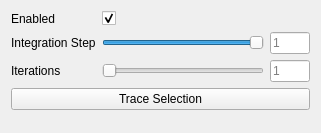
Qt form include/ui/plugins/tractography_toolbox.ui (VRGroupRWTH/pli_view) before a commit.
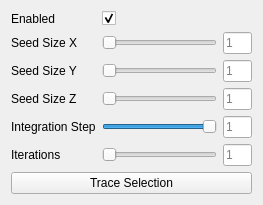
The same form after that commit.

Commit message: Tractography seed points can now be set in the UI.

Diff of the .ui file:
```diff
--- a/include/ui/plugins/tractography_toolbox.ui
+++ b/include/ui/plugins/tractography_toolbox.ui
@@ -6,14 +6,283 @@
    <rect>
     <x>0</x>
     <y>0</y>
-    <width>321</width>
-    <height>133</height>
+    <width>263</width>
+    <height>201</height>
    </rect>
   </property>
   <property name="windowTitle">
    <string>Tractography Toolbox</string>
   </property>
   <layout class="QGridLayout" name="gridLayout">
+   <item row="7" column="0" colspan="3">
+    <spacer name="spacer_vertical">
+     <property name="orientation">
+      <enum>Qt::Vertical</enum>
+     </property>
+     <property name="sizeHint" stdset="0">
+      <size>
+       <width>20</width>
+       <height>291</height>
+      </size>
+     </property>
+    </spacer>
+   </item>
+   <item row="6" column="0" colspan="3">
+    <widget class="QPushButton" name="button_trace_selection">
+     <property name="enabled">
+      <bool>true</bool>
+     </property>
+     <property name="sizePolicy">
+      <sizepolicy hsizetype="Expanding" vsizetype="Fixed">
+       <horstretch>0</horstretch>
+       <verstretch>0</verstretch>
+      </sizepolicy>
+     </property>
+     <property name="text">
+      <string>Trace Selection</string>
+     </property>
+    </widget>
+   </item>
+   <item row="5" column="2">
+    <widget class="QLineEdit" name="line_edit_iterations">
+     <property name="sizePolicy">
+      <sizepolicy hsizetype="Preferred" vsizetype="Preferred">
+       <horstretch>1</horstretch>
+       <verstretch>0</verstretch>
+      </sizepolicy>
+     </property>
+     <property name="placeholderText">
+      <string>1</string>
+     </property>
+    </widget>
+   </item>
+   <item row="5" column="1">
+    <widget class="QSlider" name="slider_iterations">
+     <property name="sizePolicy">
+      <sizepolicy hsizetype="Preferred" vsizetype="Preferred">
+       <horstretch>4</horstretch>
+       <verstretch>0</verstretch>
+      </sizepolicy>
+     </property>
+     <property name="minimumSize">
+      <size>
+       <width>0</width>
+       <height>0</height>
+      </size>
+     </property>
+     <property name="minimum">
+      <number>1</number>
+     </property>
+     <property name="maximum">
+      <number>10000</number>
+     </property>
+     <property name="value">
+      <number>1</number>
+     </property>
+     <property name="orientation">
+      <enum>Qt::Horizontal</enum>
+     </property>
+    </widget>
+   </item>
+   <item row="5" column="0">
+    <widget class="QLabel" name="label_iterations">
+     <property name="text">
+      <string>Iterations</string>
+     </property>
+    </widget>
+   </item>
+   <item row="4" column="2">
+    <widget class="QLineEdit" name="line_edit_integration_step">
+     <property name="sizePolicy">
+      <sizepolicy hsizetype="Preferred" vsizetype="Preferred">
+       <horstretch>1</horstretch>
+       <verstretch>0</verstretch>
+      </sizepolicy>
+     </property>
+     <property name="placeholderText">
+      <string>1</string>
+     </property>
+    </widget>
+   </item>
+   <item row="4" column="1">
+    <widget class="QSlider" name="slider_integration_step">
+     <property name="sizePolicy">
+      <sizepolicy hsizetype="Preferred" vsizetype="Preferred">
+       <horstretch>4</horstretch>
+       <verstretch>0</verstretch>
+      </sizepolicy>
+     </property>
+     <property name="minimumSize">
+      <size>
+       <width>0</width>
+       <height>0</height>
+      </size>
+     </property>
+     <property name="minimum">
+      <number>1</number>
+     </property>
+     <property name="maximum">
+      <number>10000</number>
+     </property>
+     <property name="value">
+      <number>10000</number>
+     </property>
+     <property name="orientation">
+      <enum>Qt::Horizontal</enum>
+     </property>
+    </widget>
+   </item>
+   <item row="4" column="0">
+    <widget class="QLabel" name="label_integration_step">
+     <property name="text">
+      <string>Integration Step</string>
+     </property>
+    </widget>
+   </item>
+   <item row="3" column="2">
+    <widget class="QLineEdit" name="line_edit_z">
+     <property name="sizePolicy">
+      <sizepolicy hsizetype="Preferred" vsizetype="Preferred">
+       <horstretch>1</horstretch>
+       <verstretch>0</verstretch>
+      </sizepolicy>
+     </property>
+     <property name="placeholderText">
+      <string>1</string>
+     </property>
+    </widget>
+   </item>
+   <item row="3" column="1">
+    <widget class="QSlider" name="slider_z">
+     <property name="sizePolicy">
+      <sizepolicy hsizetype="Preferred" vsizetype="Preferred">
+       <horstretch>4</horstretch>
+       <verstretch>0</verstretch>
+      </sizepolicy>
+     </property>
+     <property name="minimumSize">
+      <size>
+       <width>0</width>
+       <height>0</height>
+      </size>
+     </property>
+     <property name="minimum">
+      <number>1</number>
+     </property>
+     <property name="maximum">
+      <number>10000</number>
+     </property>
+     <property name="value">
+      <number>16</number>
+     </property>
+     <property name="orientation">
+      <enum>Qt::Horizontal</enum>
+     </property>
+    </widget>
+   </item>
+   <item row="3" column="0">
+    <widget class="QLabel" name="label_z">
+     <property name="text">
+      <string>Seed Size Z</string>
+     </property>
+    </widget>
+   </item>
+   <item row="2" column="2">
+    <widget class="QLineEdit" name="line_edit_y">
+     <property name="sizePolicy">
+      <sizepolicy hsizetype="Preferred" vsizetype="Preferred">
+       <horstretch>1</horstretch>
+       <verstretch>0</verstretch>
+      </sizepolicy>
+     </property>
+     <property name="placeholderText">
+      <string>1</string>
+     </property>
+    </widget>
+   </item>
+   <item row="2" column="1">
+    <widget class="QSlider" name="slider_y">
+     <property name="sizePolicy">
+      <sizepolicy hsizetype="Preferred" vsizetype="Preferred">
+       <horstretch>4</horstretch>
+       <verstretch>0</verstretch>
+      </sizepolicy>
+     </property>
+     <property name="minimumSize">
+      <size>
+       <width>0</width>
+       <height>0</height>
+      </size>
+     </property>
+     <property name="minimum">
+      <number>1</number>
+     </property>
+     <property name="maximum">
+      <number>10000</number>
+     </property>
+     <property name="value">
+      <number>16</number>
+     </property>
+     <property name="orientation">
+      <enum>Qt::Horizontal</enum>
+     </property>
+    </widget>
+   </item>
+   <item row="2" column="0">
+    <widget class="QLabel" name="label_y">
+     <property name="text">
+      <string>Seed Size Y</string>
+     </property>
+    </widget>
+   </item>
+   <item row="1" column="2">
+    <widget class="QLineEdit" name="line_edit_x">
+     <property name="sizePolicy">
+      <sizepolicy hsizetype="Preferred" vsizetype="Preferred">
+       <horstretch>1</horstretch>
+       <verstretch>0</verstretch>
+      </sizepolicy>
+     </property>
+     <property name="placeholderText">
+      <string>1</string>
+     </property>
+    </widget>
+   </item>
+   <item row="1" column="1">
+    <widget class="QSlider" name="slider_x">
+     <property name="sizePolicy">
+      <sizepolicy hsizetype="Preferred" vsizetype="Preferred">
+       <horstretch>4</horstretch>
+       <verstretch>0</verstretch>
+      </sizepolicy>
+     </property>
+     <property name="minimumSize">
+      <size>
+       <width>0</width>
+       <height>0</height>
+      </size>
+     </property>
+     <property name="minimum">
+      <number>1</number>
+     </property>
+     <property name="maximum">
+      <number>10000</number>
+     </property>
+     <property name="value">
+      <number>16</number>
+     </property>
+     <property name="orientation">
+      <enum>Qt::Horizontal</enum>
+     </property>
+    </widget>
+   </item>
+   <item row="1" column="0">
+    <widget class="QLabel" name="label_x">
+     <property name="text">
+      <string>Seed Size X</string>
+     </property>
+    </widget>
+   </item>
    <item row="0" column="0">
     <widget class="QLabel" name="label_enabled">
      <property name="text">
@@ -21,7 +290,7 @@
      </property>
     </widget>
    </item>
-   <item row="0" column="1" colspan="2">
+   <item row="0" column="1">
     <widget class="QCheckBox" name="checkbox_enabled">
      <property name="sizePolicy">
       <sizepolicy hsizetype="Preferred" vsizetype="Preferred">
@@ -40,131 +309,6 @@
      </property>
     </widget>
    </item>
-   <item row="1" column="0">
-    <widget class="QLabel" name="label_integration_step">
-     <property name="text">
-      <string>Integration Step</string>
-     </property>
-    </widget>
-   </item>
-   <item row="1" column="1">
-    <widget class="QSlider" name="slider_integration_step">
-     <property name="sizePolicy">
-      <sizepolicy hsizetype="Preferred" vsizetype="Preferred">
-       <horstretch>4</horstretch>
-       <verstretch>0</verstretch>
-      </sizepolicy>
-     </property>
-     <property name="minimumSize">
-      <size>
-       <width>0</width>
-       <height>0</height>
-      </size>
-     </property>
-     <property name="minimum">
-      <number>1</number>
-     </property>
-     <property name="maximum">
-      <number>10000</number>
-     </property>
-     <property name="value">
-      <number>10000</number>
-     </property>
-     <property name="orientation">
-      <enum>Qt::Horizontal</enum>
-     </property>
-    </widget>
-   </item>
-   <item row="1" column="2">
-    <widget class="QLineEdit" name="line_edit_integration_step">
-     <property name="sizePolicy">
-      <sizepolicy hsizetype="Preferred" vsizetype="Preferred">
-       <horstretch>1</horstretch>
-       <verstretch>0</verstretch>
-      </sizepolicy>
-     </property>
-     <property name="placeholderText">
-      <string>1</string>
-     </property>
-    </widget>
-   </item>
-   <item row="2" column="0">
-    <widget class="QLabel" name="label_iterations">
-     <property name="text">
-      <string>Iterations</string>
-     </property>
-    </widget>
-   </item>
-   <item row="2" column="1">
-    <widget class="QSlider" name="slider_iterations">
-     <property name="sizePolicy">
-      <sizepolicy hsizetype="Preferred" vsizetype="Preferred">
-       <horstretch>4</horstretch>
-       <verstretch>0</verstretch>
-      </sizepolicy>
-     </property>
-     <property name="minimumSize">
-      <size>
-       <width>0</width>
-       <height>0</height>
-      </size>
-     </property>
-     <property name="minimum">
-      <number>1</number>
-     </property>
-     <property name="maximum">
-      <number>10000</number>
-     </property>
-     <property name="value">
-      <number>1</number>
-     </property>
-     <property name="orientation">
-      <enum>Qt::Horizontal</enum>
-     </property>
-    </widget>
-   </item>
-   <item row="2" column="2">
-    <widget class="QLineEdit" name="line_edit_iterations">
-     <property name="sizePolicy">
-      <sizepolicy hsizetype="Preferred" vsizetype="Preferred">
-       <horstretch>1</horstretch>
-       <verstretch>0</verstretch>
-      </sizepolicy>
-     </property>
-     <property name="placeholderText">
-      <string>1</string>
-     </property>
-    </widget>
-   </item>
-   <item row="3" column="0" colspan="3">
-    <widget class="QPushButton" name="button_trace_selection">
-     <property name="enabled">
-      <bool>true</bool>
-     </property>
-     <property name="sizePolicy">
-      <sizepolicy hsizetype="Expanding" vsizetype="Fixed">
-       <horstretch>0</horstretch>
-       <verstretch>0</verstretch>
-      </sizepolicy>
-     </property>
-     <property name="text">
-      <string>Trace Selection</string>
-     </property>
-    </widget>
-   </item>
-   <item row="4" column="0" colspan="3">
-    <spacer name="spacer_vertical">
-     <property name="orientation">
-      <enum>Qt::Vertical</enum>
-     </property>
-     <property name="sizeHint" stdset="0">
-      <size>
-       <width>20</width>
-       <height>291</height>
-      </size>
-     </property>
-    </spacer>
-   </item>
   </layout>
  </widget>
  <resources/>
```
Left out of the diff: 14 changed lines with no effect on the pictures. The commit also changes 1 other file.
